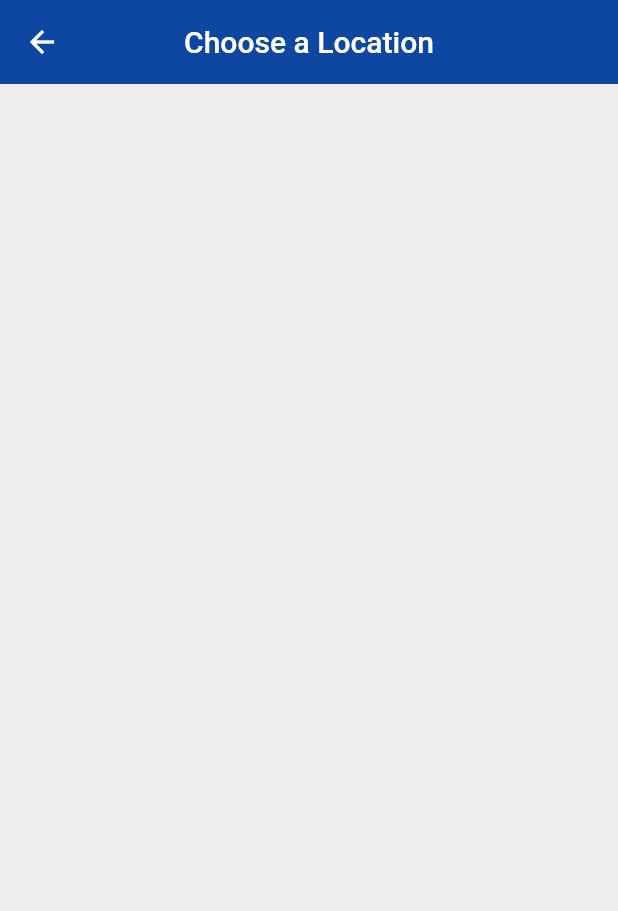
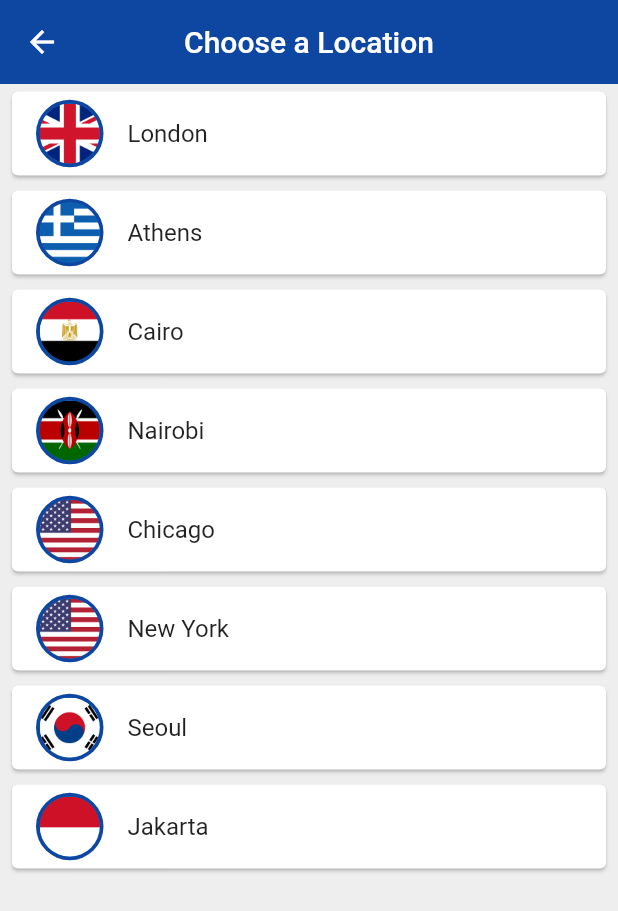
Before and after one commit to JohnnyCasares/World_Time_App, a Flutter app: the ChooseLocation screen opened by its route, on a phone screen of 412 x 824 dp. Shown: the top 911 px of the screen. Run offline on Flutter 3.47's test engine with Material 2 defaults, Android fonts, the phone set to English and light mode, and no system bars; our stand-ins replace flutter_spinkit; missing offline and left inert: dart:ffi; network calls fail.

Commit message:
finished app. added features such as choosing location and showing their respective flag and times
Future plans:
add more countries and flags, this one through the use of an API

```diff
--- a/lib/pages/choose_location.dart
+++ b/lib/pages/choose_location.dart
@@ -1,4 +1,5 @@
 import 'package:flutter/material.dart';
+import 'package:world_time/services/world_time.dart';
 
 class ChooseLocation extends StatefulWidget {
 
@@ -7,6 +8,30 @@ class ChooseLocation extends StatefulWidget {
 }
 
 class _ChooseLocationState extends State<ChooseLocation> {
+
+  List<WorldTime> locations = [
+    WorldTime(url: 'Europe/London', location: 'London', flag: 'uk.png'),
+    WorldTime(url: 'Europe/Athens', location: 'Athens', flag: 'greece.png'),
+    WorldTime(url: 'Africa/Cairo', location: 'Cairo', flag: 'egypt.png'),
+    WorldTime(url: 'Africa/Nairobi', location: 'Nairobi', flag: 'kenya.png'),
+    WorldTime(url: 'America/Chicago', location: 'Chicago', flag: 'usa.png'),
+    WorldTime(url: 'America/New_York', location: 'New York', flag: 'usa.png'),
+    WorldTime(url: 'Asia/Seoul', location: 'Seoul', flag: 'south_korea.png'),
+    WorldTime(url: 'Asia/Jakarta', location: 'Jakarta', flag: 'indonesia.png'),
+  ];
+
+  void updateTime(index) async{
+    WorldTime instance = locations[index];
+    await instance.getTime();
+    //navigate to home screen
+    Navigator.pop(context, {
+      'location': instance.location,
+      'flag': instance.flag,
+      'time': instance.time,
+      'isDayTime' : instance.isDayTime
+    });
+  }
+
 
   @override
   Widget build(BuildContext context) {
@@ -18,7 +43,34 @@ class _ChooseLocationState extends State<ChooseLocation> {
         centerTitle: true,
         elevation: 0,
       ),
-      body: null
+      body: ListView.builder(
+          itemCount: locations.length,
+          itemBuilder: (context , index){
+            return Padding(
+              padding: const EdgeInsets.symmetric(
+                vertical: 1.0,
+                horizontal: 4.0
+              ),
+              child: Card(
+                child: ListTile(
+                  onTap: (){
+                    updateTime(index);
+
+                  },
+                    title: Text(locations[index].location.toString()),
+                  leading: CircleAvatar(
+                    backgroundColor: Colors.blue[900],
+                    radius: 22.5,
+                    child: CircleAvatar(
+                      backgroundImage: AssetImage('assets/${locations[index].flag}'),
+
+                    ),
+                  ),
+                ),
+              ),
+            ) ;
+          }
+      )
     );
   }
 }
```
Also changed, not shown: lib/pages/home.dart (+12 -4 lines), assets/egypt.png (added), assets/germany.png (added), assets/greece.png (added), assets/indonesia.png (added), assets/kenya.png (added), assets/south_korea.png (added), assets/uk.png (added), assets/usa.png (added).
